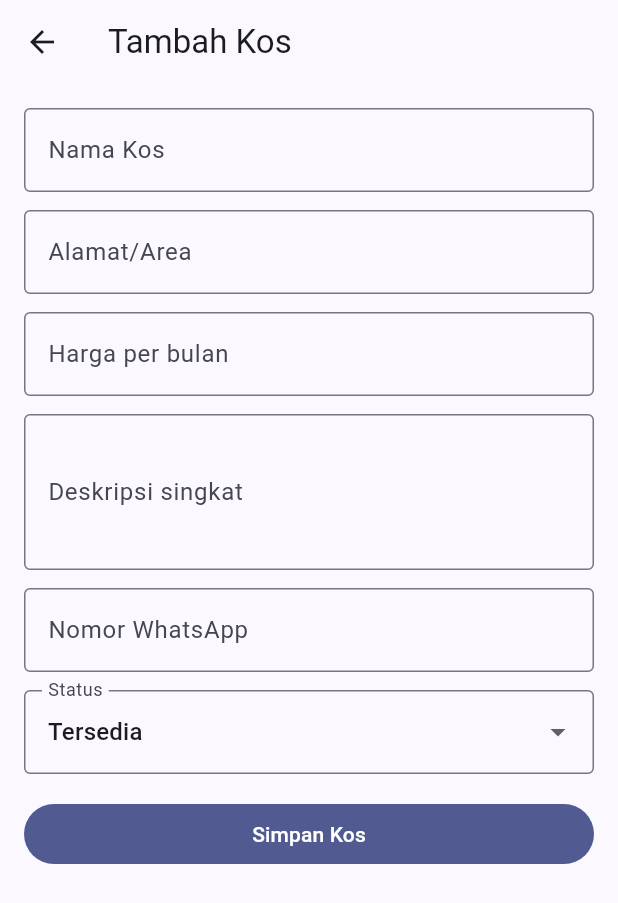
After one commit to mekapurwani/kosfinder, a Flutter app: the KosFormScreen screen opened directly, on a phone screen of 412 x 824 dp. The commit adds this screen. Shown: the top 903 px of the screen. Run offline on Flutter 3.47's test engine with Material 3 defaults, Android fonts, the phone set to English and light mode, and no system bars; our stand-ins replace supabase_flutter; accounts and stored records are empty.

Commit message:
T08: implementasi fitur tambah kos

```diff
--- a/lib/models/kos.dart
+++ b/lib/models/kos.dart
@@ -7,6 +7,7 @@ class Kos {
     this.description = '',
     this.whatsappNumber = '',
     this.status = 'Tersedia',
+    this.ownerId,
   });
 
   final String id;
@@ -16,6 +17,7 @@ class Kos {
   final String description;
   final String whatsappNumber;
   final String status;
+  final String? ownerId;
 
   factory Kos.fromMap(Map<String, dynamic> map) {
     final rawPrice = map['monthly_price'];
@@ -31,6 +33,7 @@ class Kos {
       description: map['description']?.toString() ?? '',
       whatsappNumber: map['whatsapp_number']?.toString() ?? '',
       status: map['status']?.toString() ?? 'Tersedia',
+      ownerId: map['owner_id']?.toString(),
     );
   }
 
--- a/lib/providers/auth_provider.dart
+++ b/lib/providers/auth_provider.dart
@@ -20,6 +20,8 @@ class AuthProvider extends ChangeNotifier {
 
   Future<void> restoreSession() async {
     await repository.restoreSession();
+    _profile = repository.currentProfile;
+    notifyListeners();
   }
 
   Future<bool> login({required String email, required String password}) async {
--- a/lib/providers/kos_provider.dart
+++ b/lib/providers/kos_provider.dart
@@ -10,6 +10,7 @@ class KosProvider extends ChangeNotifier {
 
   List<Kos> _kos = [];
   Kos? _selectedKos;
+  List<Kos> _ownedKos = [];
   bool _isLoading = false;
   String? _errorMessage;
 
@@ -17,6 +18,65 @@ class KosProvider extends ChangeNotifier {
   bool get isLoading => _isLoading;
   String? get errorMessage => _errorMessage;
   Kos? get selectedKos => _selectedKos;
+  List<Kos> get ownedKos => List.unmodifiable(_ownedKos);
+
+  OwnerKosRepository get _ownerRepository {
+    if (repository is OwnerKosRepository) {
+      return repository as OwnerKosRepository;
+    }
+    throw StateError('Repository pemilik tidak tersedia.');
+  }
+
+  Future<void> loadOwnedKos() async {
+    _isLoading = true;
+    _errorMessage = null;
+    notifyListeners();
+
+    try {
+      _ownedKos = await _ownerRepository.fetchKosMilikPemilik();
+    } catch (error, stackTrace) {
+      debugPrint('Gagal memuat kos pemilik: $error');
+      debugPrintStack(label: 'Stack trace kos pemilik', stackTrace: stackTrace);
+      _errorMessage = 'Tidak dapat memuat kos Anda. Periksa koneksi internet.';
+    } finally {
+      _isLoading = false;
+      notifyListeners();
+    }
+  }
+
+  Future<bool> createKos({
+    required String name,
+    required String addressArea,
+    required num monthlyPrice,
+    required String description,
+    required String whatsappNumber,
+    required String status,
+  }) async {
+    _isLoading = true;
+    _errorMessage = null;
+    notifyListeners();
+
+    try {
+      final kos = await _ownerRepository.createKos(
+        name: name,
+        addressArea: addressArea,
+        monthlyPrice: monthlyPrice,
+        description: description,
+        whatsappNumber: whatsappNumber,
+        status: status,
+      );
+      _ownedKos = [kos, ..._ownedKos];
+      return true;
+    } catch (error, stackTrace) {
+      debugPrint('Gagal menambah kos: $error');
+      debugPrintStack(label: 'Stack trace tambah kos', stackTrace: stackTrace);
+      _errorMessage = 'Tidak dapat menambah kos. Periksa koneksi internet.';
+      return false;
+    } finally {
+      _isLoading = false;
+      notifyListeners();
+    }
+  }
 
   Future<void> loadKos() async {
     _isLoading = true;
--- a/lib/repositories/auth_repository.dart
+++ b/lib/repositories/auth_repository.dart
@@ -4,6 +4,7 @@ import '../models/profile.dart';
 
 abstract class AuthRepository {
   bool get hasActiveSession;
+  Profile? get currentProfile;
 
   Stream<bool> get sessionChanges;
 
@@ -28,6 +29,21 @@ class SupabaseAuthRepository implements AuthRepository {
 
   @override
   bool get hasActiveSession => client.auth.currentSession != null;
+
+  @override
+  @override
+  Profile? get currentProfile {
+    final user = client.auth.currentUser;
+    if (user == null) {
+      return null;
+    }
+    final metadata = user.userMetadata ?? {};
+    return Profile(
+      id: user.id,
+      name: metadata['name']?.toString() ?? '',
+      role: metadata['role']?.toString() ?? 'pencari_kos',
+    );
+  }
 
   @override
   Stream<bool> get sessionChanges {
@@ -97,6 +113,8 @@ class MissingAuthRepository implements AuthRepository {
 
   @override
   bool get hasActiveSession => false;
+  @override
+  Profile? get currentProfile => null;
 
   @override
   Stream<bool> get sessionChanges => const Stream<bool>.empty();
--- a/lib/repositories/kos_repository.dart
+++ b/lib/repositories/kos_repository.dart
@@ -8,7 +8,19 @@ abstract class KosRepository {
   Future<Kos?> fetchKosById(String id);
 }
 
-class SupabaseKosRepository implements KosRepository {
+abstract class OwnerKosRepository {
+  Future<List<Kos>> fetchKosMilikPemilik();
+  Future<Kos> createKos({
+    required String name,
+    required String addressArea,
+    required num monthlyPrice,
+    required String description,
+    required String whatsappNumber,
+    required String status,
+  });
+}
+
+class SupabaseKosRepository implements KosRepository, OwnerKosRepository {
   const SupabaseKosRepository(this.client);
 
   final SupabaseClient client;
@@ -88,6 +100,61 @@ class SupabaseKosRepository implements KosRepository {
     }
     return Kos.fromMap(Map<String, dynamic>.from(row));
   }
+
+  @override
+  Future<List<Kos>> fetchKosMilikPemilik() async {
+    final ownerId = client.auth.currentUser?.id;
+    if (ownerId == null) {
+      throw StateError('Pemilik belum login.');
+    }
+
+    final rows = await client
+        .from('kos')
+        .select(
+          'id, owner_id, name, address_area, monthly_price, '
+          'description, whatsapp_number, status, created_at',
+        )
+        .eq('owner_id', ownerId)
+        .order('created_at', ascending: false);
+
+    return rows
+        .map((row) => Kos.fromMap(Map<String, dynamic>.from(row)))
+        .toList();
+  }
+
+  @override
+  Future<Kos> createKos({
+    required String name,
+    required String addressArea,
+    required num monthlyPrice,
+    required String description,
+    required String whatsappNumber,
+    required String status,
+  }) async {
+    final ownerId = client.auth.currentUser?.id;
+    if (ownerId == null) {
+      throw StateError('Pemilik belum login.');
+    }
+
+    final row = await client
+        .from('kos')
+        .insert({
+          'owner_id': ownerId,
+          'name': name,
+          'address_area': addressArea,
+          'monthly_price': monthlyPrice,
+          'description': description,
+          'whatsapp_number': whatsappNumber,
+          'status': status,
+        })
+        .select(
+          'id, owner_id, name, address_area, monthly_price, '
+          'description, whatsapp_number, status, created_at',
+        )
+        .single();
+
+    return Kos.fromMap(Map<String, dynamic>.from(row));
+  }
 }
 
 class MissingSupabaseKosRepository implements KosRepository {
--- /dev/null
+++ b/lib/screens/kos_form_screen.dart
@@ -0,0 +1,187 @@
+import 'package:flutter/material.dart';
+import 'package:flutter/services.dart';
+import 'package:provider/provider.dart';
+
+import '../providers/kos_provider.dart';
+
+class KosFormScreen extends StatefulWidget {
+  const KosFormScreen({super.key});
+
+  @override
+  State<KosFormScreen> createState() => _KosFormScreenState();
+}
+
+class _KosFormScreenState extends State<KosFormScreen> {
+  final _formKey = GlobalKey<FormState>();
+  final _nameController = TextEditingController();
+  final _addressController = TextEditingController();
+  final _priceController = TextEditingController();
+  final _descriptionController = TextEditingController();
+  final _whatsappController = TextEditingController();
+  String _status = 'Tersedia';
+
+  @override
+  void dispose() {
+    _nameController.dispose();
+    _addressController.dispose();
+    _priceController.dispose();
+    _descriptionController.dispose();
+    _whatsappController.dispose();
+    super.dispose();
+  }
+
+  Future<void> _save() async {
+    if (!(_formKey.currentState?.validate() ?? false)) {
+      return;
+    }
+
+    final price = num.tryParse(_priceController.text.trim());
+    if (price == null || price < 0) {
+      ScaffoldMessenger.of(
+        context,
+      ).showSnackBar(const SnackBar(content: Text('Harga harus berupa angka')));
+      return;
+    }
+
+    final provider = context.read<KosProvider>();
+    final success = await provider.createKos(
+      name: _nameController.text.trim(),
+      addressArea: _addressController.text.trim(),
+      monthlyPrice: price,
+      description: _descriptionController.text.trim(),
+      whatsappNumber: _whatsappController.text.trim(),
+      status: _status,
+    );
+
+    if (!mounted) {
+      return;
+    }
+    if (success) {
+      Navigator.of(context).pop();
+    } else {
+      ScaffoldMessenger.of(context).showSnackBar(
+        SnackBar(
+          content: Text(provider.errorMessage ?? 'Tidak dapat menambah kos.'),
+        ),
+      );
+    }
+  }
+
+  @override
+  Widget build(BuildContext context) {
+    return Scaffold(
+      appBar: AppBar(title: const Text('Tambah Kos')),
+      body: Consumer<KosProvider>(
+        builder: (context, provider, _) {
+          return SingleChildScrollView(
+            padding: const EdgeInsets.all(16),
+            child: Form(
+              key: _formKey,
+              child: Column(
+                crossAxisAlignment: CrossAxisAlignment.stretch,
+                children: [
+                  TextFormField(
+                    key: const Key('kos-name'),
+                    controller: _nameController,
+                    decoration: const InputDecoration(
+                      labelText: 'Nama Kos',
+                      border: OutlineInputBorder(),
+                    ),
+                    validator: (value) => value == null || value.trim().isEmpty
+                        ? 'Nama kos wajib diisi'
+                        : null,
+                  ),
+                  const SizedBox(height: 12),
+                  TextFormField(
+                    key: const Key('kos-address'),
+                    controller: _addressController,
+                    decoration: const InputDecoration(
+                      labelText: 'Alamat/Area',
+                      border: OutlineInputBorder(),
+                    ),
+                    validator: (value) => value == null || value.trim().isEmpty
+                        ? 'Alamat/area wajib diisi'
+                        : null,
+                  ),
+                  const SizedBox(height: 12),
+                  TextFormField(
+                    key: const Key('kos-price'),
+                    controller: _priceController,
+                    keyboardType: TextInputType.number,
+                    inputFormatters: [FilteringTextInputFormatter.digitsOnly],
+                    decoration: const InputDecoration(
+                      labelText: 'Harga per bulan',
+                      border: OutlineInputBorder(),
+                    ),
+                    validator: (value) => value == null || value.isEmpty
+                        ? 'Harga wajib diisi'
+                        : null,
+                  ),
+                  const SizedBox(height: 12),
+                  TextFormField(
+                    key: const Key('kos-description'),
+                    controller: _descriptionController,
+                    maxLines: 3,
+                    decoration: const InputDecoration(
+                      labelText: 'Deskripsi singkat',
+                      border: OutlineInputBorder(),
+                    ),
+                    validator: (value) => value == null || value.trim().isEmpty
+                        ? 'Deskripsi wajib diisi'
+                        : null,
+                  ),
+                  const SizedBox(height: 12),
+                  TextFormField(
+                    key: const Key('kos-whatsapp'),
+                    controller: _whatsappController,
+                    keyboardType: TextInputType.phone,
+                    decoration: const InputDecoration(
+                      labelText: 'Nomor WhatsApp',
+                      border: OutlineInputBorder(),
+                    ),
+                    validator: (value) => value == null || value.trim().isEmpty
+                        ? 'Nomor WhatsApp wajib diisi'
+                        : null,
+                  ),
+                  const SizedBox(height: 12),
+                  DropdownButtonFormField<String>(
+                    key: const Key('kos-status'),
+                    initialValue: _status,
+                    decoration: const InputDecoration(
+                      labelText: 'Status',
+                      border: OutlineInputBorder(),
+                    ),
+                    items: const [
+                      DropdownMenuItem(
+                        value: 'Tersedia',
+                        child: Text('Tersedia'),
+                      ),
+                      DropdownMenuItem(value: 'Penuh', child: Text('Penuh')),
+                    ],
+                    onChanged: (value) {
+                      if (value != null) {
+                        setState(() => _status = value);
+                      }
+                    },
+                  ),
+                  const SizedBox(height: 16),
+                  FilledButton(
+                    key: const Key('save-kos'),
+                    onPressed: provider.isLoading ? null : _save,
+                    child: provider.isLoading
+                        ? const SizedBox(
+                            width: 20,
+                            height: 20,
+                            child: CircularProgressIndicator(strokeWidth: 2),
+                          )
+                        : const Text('Simpan Kos'),
+                  ),
+                ],
+              ),
+            ),
+          );
+        },
+      ),
+    );
+  }
+}
--- a/lib/screens/login_screen.dart
+++ b/lib/screens/login_screen.dart
@@ -36,7 +36,10 @@ class _LoginScreenState extends State<LoginScreen> {
     }
 
     if (success) {
-      Navigator.of(context).pushNamedAndRemoveUntil('/home', (route) => false);
+      final profile = context.read<AuthProvider>().profile;
+      final destination = profile?.isPemilikKos ?? false ? '/owner' : '/home';
+      Navigator.of(context)
+          .pushNamedAndRemoveUntil(destination, (route) => false);
     } else {
       final message =
           context.read<AuthProvider>().errorMessage ?? 'Login gagal.';
```
Also changed, not shown: lib/main.dart (+29 -0 lines), lib/screens/kos_list_screen.dart (+21 -2 lines), lib/screens/owner_kos_list_screen.dart (added, +107 -0 lines), 9 other files.
